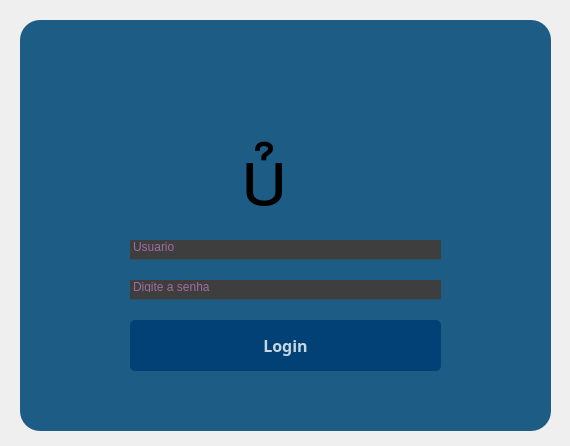
Before: the Qt Designer form login.ui in WesleyKennedyCattaneo/stonks_bank, drawn with Qt 5.
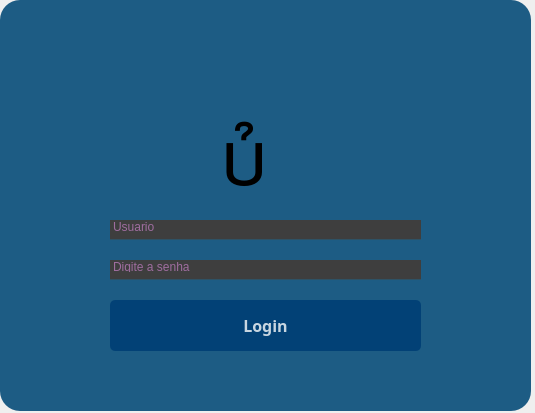
After: the same form once the commit is applied.

```diff
--- a/login.ui
+++ b/login.ui
@@ -6,8 +6,8 @@
    <rect>
     <x>0</x>
     <y>0</y>
-    <width>570</width>
-    <height>446</height>
+    <width>535</width>
+    <height>413</height>
    </rect>
   </property>
   <property name="windowTitle">
@@ -16,8 +16,8 @@
   <widget class="QWidget" name="widget" native="true">
    <property name="geometry">
     <rect>
-     <x>20</x>
-     <y>20</y>
+     <x>0</x>
+     <y>0</y>
      <width>531</width>
      <height>411</height>
     </rect>
```
